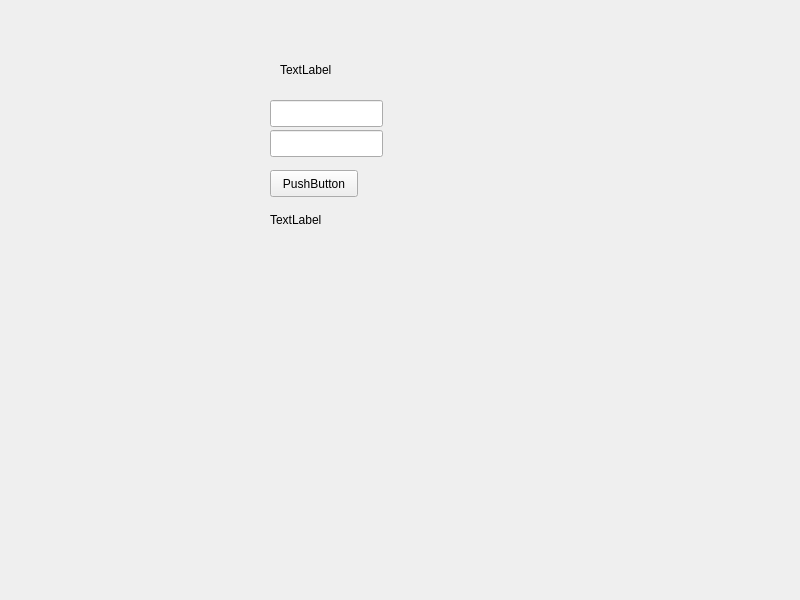
First picture: the form in Forms/mainwindow.ui, repository dihnhuunam/Login-Form, before the edit.
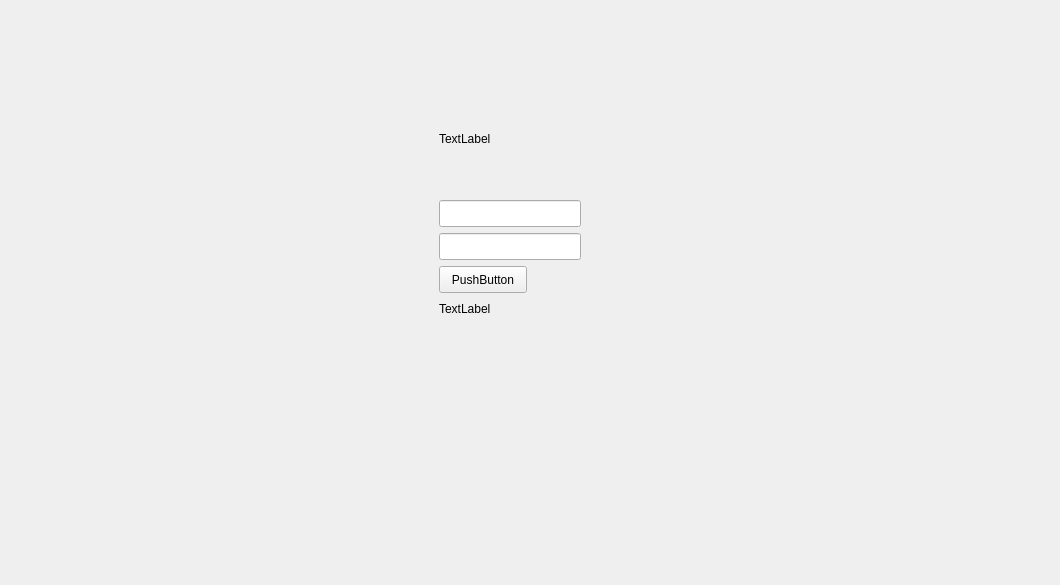
Second picture: the form after the edit.

Commit message: [ADD]: Layout with QFrame

The edit to the form file:
```diff
--- a/Forms/mainwindow.ui
+++ b/Forms/mainwindow.ui
@@ -6,32 +6,28 @@
    <rect>
     <x>0</x>
     <y>0</y>
-    <width>800</width>
-    <height>600</height>
+    <width>1060</width>
+    <height>585</height>
    </rect>
   </property>
   <property name="windowTitle">
    <string>MainWindow</string>
   </property>
-  <widget class="QWidget" name="centralwidget">
+  <widget class="QWidget" name="centralWidget">
+   <widget class="QWidget" name="container" native="true">
+    <property name="geometry">
+     <rect>
+      <x>430</x>
+      <y>120</y>
+      <width>160</width>
+      <height>253</height>
+     </rect>
+    </property>
    <widget class="QLabel" name="loginLabel">
     <property name="geometry">
      <rect>
-      <x>280</x>
-      <y>60</y>
-      <width>66</width>
-      <height>19</height>
-     </rect>
-    </property>
-    <property name="text">
-     <string>TextLabel</string>
-    </property>
-   </widget>
-   <widget class="QLabel" name="statusLabel">
-    <property name="geometry">
-     <rect>
-      <x>270</x>
-      <y>210</y>
+       <x>9</x>
+       <y>9</y>
       <width>66</width>
       <height>19</height>
      </rect>
@@ -43,9 +39,9 @@
    <widget class="QLineEdit" name="usernameLineEdit">
     <property name="geometry">
      <rect>
-      <x>270</x>
-      <y>100</y>
-      <width>113</width>
+       <x>9</x>
+       <y>80</y>
+       <width>142</width>
       <height>27</height>
      </rect>
     </property>
@@ -53,9 +49,9 @@
    <widget class="QLineEdit" name="passwordLineEdit">
     <property name="geometry">
      <rect>
-      <x>270</x>
-      <y>130</y>
-      <width>113</width>
+       <x>9</x>
+       <y>113</y>
+       <width>142</width>
       <height>27</height>
      </rect>
     </property>
@@ -63,8 +59,8 @@
    <widget class="QPushButton" name="loginButton">
     <property name="geometry">
      <rect>
-      <x>270</x>
-      <y>170</y>
+       <x>9</x>
+       <y>146</y>
       <width>88</width>
       <height>27</height>
      </rect>
@@ -72,6 +68,20 @@
     <property name="text">
      <string>PushButton</string>
     </property>
+    </widget>
+    <widget class="QLabel" name="statusLabel">
+     <property name="geometry">
+      <rect>
+       <x>9</x>
+       <y>179</y>
+       <width>66</width>
+       <height>19</height>
+      </rect>
+     </property>
+     <property name="text">
+      <string>TextLabel</string>
+     </property>
+    </widget>
    </widget>
   </widget>
  </widget>
```
Lines whose indentation alone changed are shown as unchanged. The commit also changes 2 other files.
